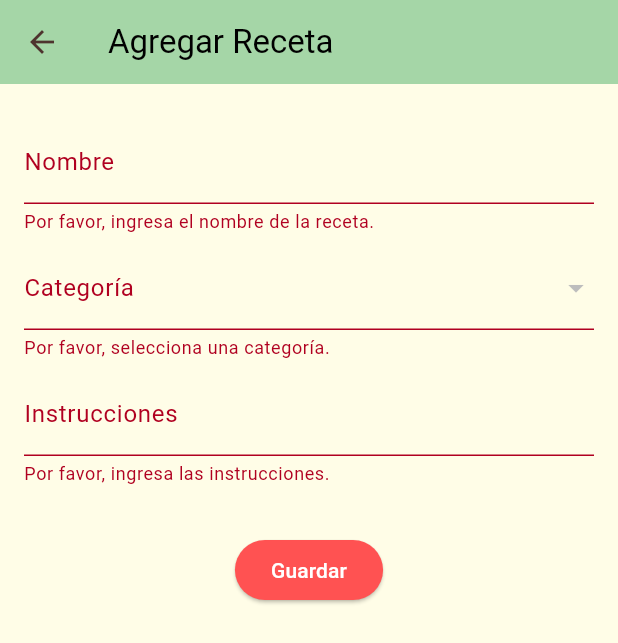
After one commit to Netyhr/dam_proyecto_2024, a Flutter app: the AddRecipePage screen opened directly, after a tap on "Guardar", on a phone screen of 412 x 824 dp. The commit adds this screen. Shown: the top 643 px of the screen. Run offline on Flutter 3.47's test engine with Material 3 defaults, Android fonts, the phone set to English and light mode, and no system bars; our stand-ins replace cloud_firestore, firebase_auth, firebase_core, flutter_slidable, google_sign_in, material_design_icons_flutter; accounts and stored records are empty.

Commit message:
feat: add recipe creation feature, separate recipe and category services into their own files, make recipe card into a widget

```diff
--- /dev/null
+++ b/lib/pages/add_recipe_page.dart
@@ -0,0 +1,157 @@
+import 'package:cloud_firestore/cloud_firestore.dart';
+import 'package:dam_proyecto_2024/services/category_service.dart';
+import 'package:dam_proyecto_2024/services/recipe_service.dart';
+import 'package:flutter/material.dart';
+
+class AddRecipePage extends StatefulWidget {
+  const AddRecipePage({super.key});
+
+  @override
+  State<AddRecipePage> createState() => _AddRecipePageState();
+}
+
+class _AddRecipePageState extends State<AddRecipePage> {
+  final _formKey = GlobalKey<FormState>();
+  final TextEditingController _nameController = TextEditingController();
+  final TextEditingController _instructionsController = TextEditingController();
+  String? _selectedCategory;
+
+  final RecipeService _recipeService = RecipeService();
+  final CategoryService _categoryService = CategoryService();
+
+  @override
+  Widget build(BuildContext context) {
+    return Scaffold(
+      appBar: AppBar(
+        title: Text('Agregar Receta'),
+        backgroundColor: Colors.green.shade200,
+        iconTheme: IconThemeData(color: Colors.brown.shade800),
+      ),
+      body: Container(
+        width: double.infinity,
+        height: double.infinity,
+        color: Colors.yellow.shade50,
+        padding: EdgeInsets.all(16.0),
+        child: Form(
+          key: _formKey,
+          child: SingleChildScrollView(
+            child: Column(
+              crossAxisAlignment: CrossAxisAlignment.start,
+              children: [
+                Padding(
+                  padding: EdgeInsets.only(top: 8.0),
+                  child: TextFormField(
+                    controller: _nameController,
+                    decoration: InputDecoration(labelText: 'Nombre'),
+                    validator: (value) {
+                      if (value == null || value.isEmpty) {
+                        return 'Por favor, ingresa el nombre de la receta.';
+                      }
+                      return null;
+                    },
+                  ),
+                ),
+                Padding(
+                  padding: EdgeInsets.only(top: 8.0),
+                  child: StreamBuilder<QuerySnapshot>(
+                    stream: _categoryService.getAllCategories(),
+                    builder: (context, snapshot) {
+                      if (!snapshot.hasData ||
+                          snapshot.connectionState == ConnectionState.waiting) {
+                        return Text('Cargando categorías');
+                      }
+
+                      final categories = snapshot.data!.docs.map((doc) {
+                        return {
+                          'id': doc.id,
+                          'nombre': doc['nombre'] as String,
+                        };
+                      }).toList();
+
+                      return DropdownButtonFormField<String>(
+                        value: _selectedCategory,
+                        items: categories.map((category) {
+                          return DropdownMenuItem(
+                            value: category['id'],
+                            child: Text(category['nombre'].toString()),
+                          );
+                        }).toList(),
+                        decoration: InputDecoration(labelText: 'Categoría'),
+                        onChanged: (value) {
+                          setState(() {
+                            _selectedCategory = value;
+                          });
+                        },
+                        validator: (value) {
+                          if (value == null || value.isEmpty) {
+                            return 'Por favor, selecciona una categoría.';
+                          }
+                          return null;
+                        },
+                      );
+                    },
+                  ),
+                ),
+                Padding(
+                  padding: EdgeInsets.only(top: 8.0),
+                  child: TextFormField(
+                    controller: _instructionsController,
+                    decoration: InputDecoration(
+                      labelText: 'Instrucciones',
+                    ),
+                    maxLines: null,
+                    keyboardType: TextInputType.multiline,
+                    validator: (value) {
+                      if (value == null || value.isEmpty) {
+                        return 'Por favor, ingresa las instrucciones.';
+                      }
+                      return null;
+                    },
+                  ),
+                ),
+                SizedBox(height: 32),
+                Center(
+                  child: ElevatedButton(
+                    onPressed: () async {
+                      if (_formKey.currentState!.validate()) {
+                        try {
+                          bool success = await _recipeService.addRecipe(
+                              name: _nameController.text,
+                              instructions: _instructionsController.text,
+                              categoryId: _selectedCategory.toString());
+
+                          if (success) {
+                            ScaffoldMessenger.of(context).showSnackBar(SnackBar(
+                              content: Text('Receta guardada con éxito.'),
+                              backgroundColor: Colors.green,
+                            ));
+                            Navigator.pop(context);
+                          } else {
+                            ScaffoldMessenger.of(context).showSnackBar(SnackBar(
+                              content: Text(
+                                  'Error al guardar la receta. Inténtalo de nuevo.'),
+                              backgroundColor: Colors.red,
+                            ));
+                          }
+                        } catch (e) {
+                          print(e);
+                        }
+                      }
+                    },
+                    style: ElevatedButton.styleFrom(
+                      backgroundColor: Colors.redAccent,
+                      shape: RoundedRectangleBorder(
+                        borderRadius: BorderRadius.circular(20),
+                      ),
+                    ),
+                    child: Text('Guardar'),
+                  ),
+                ),
+              ],
+            ),
+          ),
+        ),
+      ),
+    );
+  }
+}
--- /dev/null
+++ b/lib/services/category_service.dart
@@ -0,0 +1,13 @@
+import 'package:cloud_firestore/cloud_firestore.dart';
+
+class CategoryService {
+  final FirebaseFirestore _firestore = FirebaseFirestore.instance;
+
+  Stream<QuerySnapshot> getAllCategories() {
+    return _firestore.collection('Categorias').snapshots();
+  }
+
+  Future<DocumentSnapshot> getCategoryById(String categoryId) {
+    return _firestore.collection('Categorias').doc(categoryId).get();
+  }
+}
```
Also changed, not shown: lib/pages/recipes_page.dart (+93 -113 lines), lib/services/recipe_service.dart (+36 -2 lines), lib/widgets/recipe_card.dart (added, +113 -0 lines).
